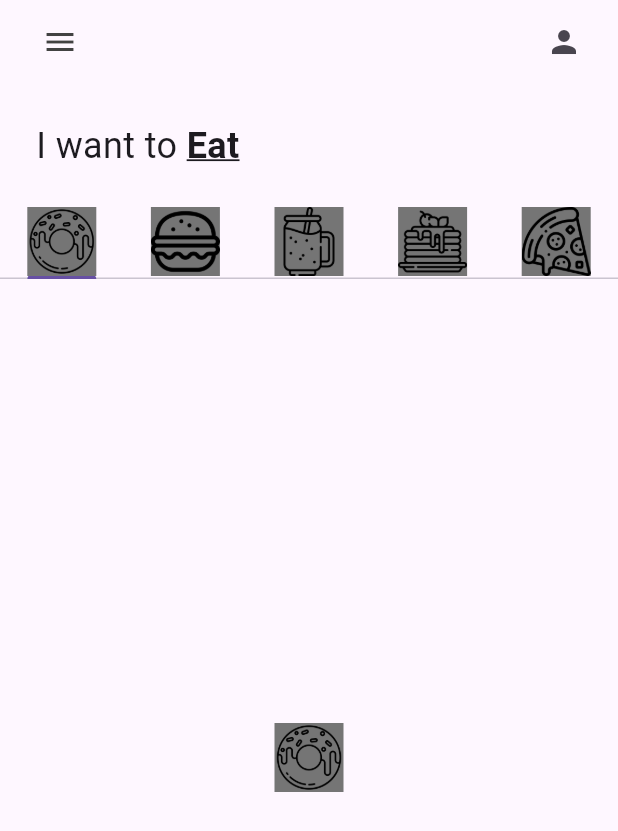
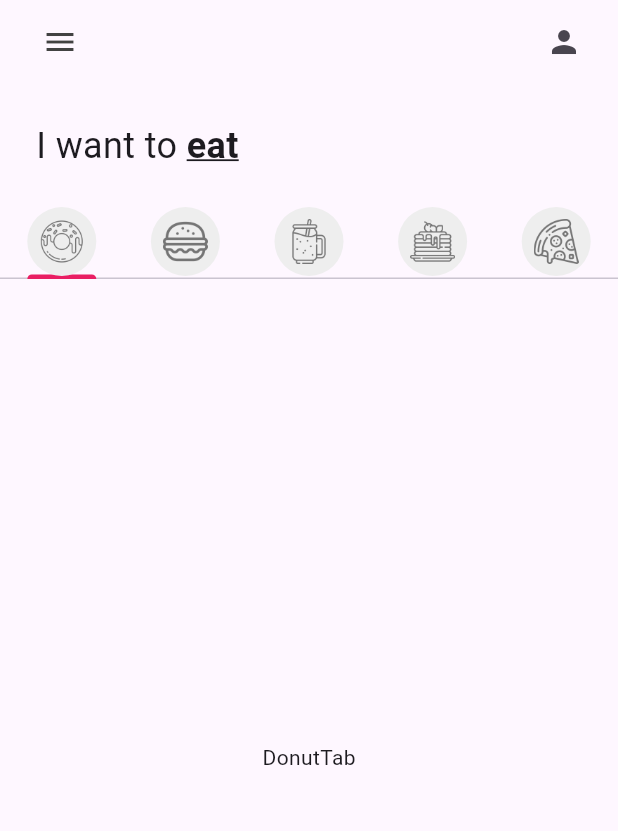
Before and after one commit to CarlosPuc120/p1_donut_app_carlos_sanchez-main, a Flutter app: the screen it shows after launch, on a phone screen of 412 x 824 dp. Shown: the top 831 px of the screen. Run offline on Flutter 3.47's test engine with Material 3 defaults, Android fonts, the phone set to English and light mode, and no system bars.

Commit message:
Rockytec tabBar  added

```diff
--- a/p1_donut_app_carlos_sanchez-main/lib/Utilis/my_tab.dart
+++ b/p1_donut_app_carlos_sanchez-main/lib/Utilis/my_tab.dart
@@ -8,8 +8,15 @@ class MyTab extends StatelessWidget {
   Widget build(BuildContext context) {
     return Tab(
       child: Container(
-        color: Colors.grey[600],
-        child: Image.asset(iconPath),
+        padding: const EdgeInsets.all(8),
+        decoration: BoxDecoration(
+          color: Colors.grey[200],
+          borderRadius:BorderRadius.circular(25),
+        ),
+        child: Image.asset(
+          iconPath,
+          color:  Colors.grey[600],
+          ),
       ),
     );
   }
--- a/p1_donut_app_carlos_sanchez-main/lib/main.dart
+++ b/p1_donut_app_carlos_sanchez-main/lib/main.dart
@@ -10,9 +10,11 @@ class MainApp extends StatelessWidget {
 
   @override
   Widget build(BuildContext context) {
-    return const MaterialApp(
-      home: HomePages()
-
+    return  MaterialApp(
+      home: const HomePages(),
+      theme: ThemeData(
+        tabBarTheme: const TabBarTheme(indicatorColor: Colors.pink)
+      )
     );
   }
 }
--- a/p1_donut_app_carlos_sanchez-main/lib/pages/home_pages.dart
+++ b/p1_donut_app_carlos_sanchez-main/lib/pages/home_pages.dart
@@ -1,6 +1,10 @@
 import 'package:flutter/material.dart';
 import 'package:p1_donut_app_carlos_sanchez/Utilis/my_tab.dart';
-
+import "./tab/donut_Tab.dart";
+import './tab/pancake_Tab.dart';
+import './tab/pizza_Tab.dart';
+import './tab/burger_Tab.dart';
+import './tab/smoothie_Tab.dart';
 class HomePages extends StatefulWidget {
   const HomePages({super.key});
 
@@ -55,12 +59,12 @@ class _HomePagesState extends State <HomePages> {
         body: Column(
           children: [
             //texto " I want to it"
-            Padding(
-              padding: const EdgeInsets.all(24.0),
+             const Padding(
+              padding:  EdgeInsets.all(24.0),
               child: Row(
                 children: [
                   Text("I want to ", style: TextStyle(fontSize: 24)),
-                  Text("Eat",
+                  Text("eat",
                       style: TextStyle(
                           fontSize: 24,
                           fontWeight: FontWeight.bold,
@@ -71,11 +75,14 @@ class _HomePagesState extends State <HomePages> {
             //Tab bar
             TabBar(tabs: myTabs),
             //Tab bar view
-            Expanded(
-              child: TabBarView(
-                children: myTabs.map((tab) => Center(child: tab)).toList(),
-              ),
-            ),
+            const Expanded(
+              child: TabBarView(children: [
+            DonutTab(),
+            BurgerTab(),
+            SmoothieTab(),
+            PancakeTab(),
+            PizzaTab()
+            ]))
             //Total del carrito
           ],
         ),
--- /dev/null
+++ b/p1_donut_app_carlos_sanchez-main/lib/pages/tab/donut_Tab.dart
@@ -0,0 +1,10 @@
+import 'package:flutter/material.dart';
+
+class DonutTab extends StatelessWidget {
+  const DonutTab({super.key});
+
+  @override
+  Widget build(BuildContext context) {
+    return  const Center(child: Text("DonutTab"),);
+  }
+}
```
Also changed, not shown: p1_donut_app_carlos_sanchez-main/lib/pages/tab/burger_Tab.dart (added, +10 -0 lines), p1_donut_app_carlos_sanchez-main/lib/pages/tab/pancake_Tab.dart (added, +10 -0 lines), p1_donut_app_carlos_sanchez-main/lib/pages/tab/pizza_Tab.dart (added, +10 -0 lines), p1_donut_app_carlos_sanchez-main/lib/pages/tab/smoothie_Tab.dart (added, +10 -0 lines), 1 other file.
